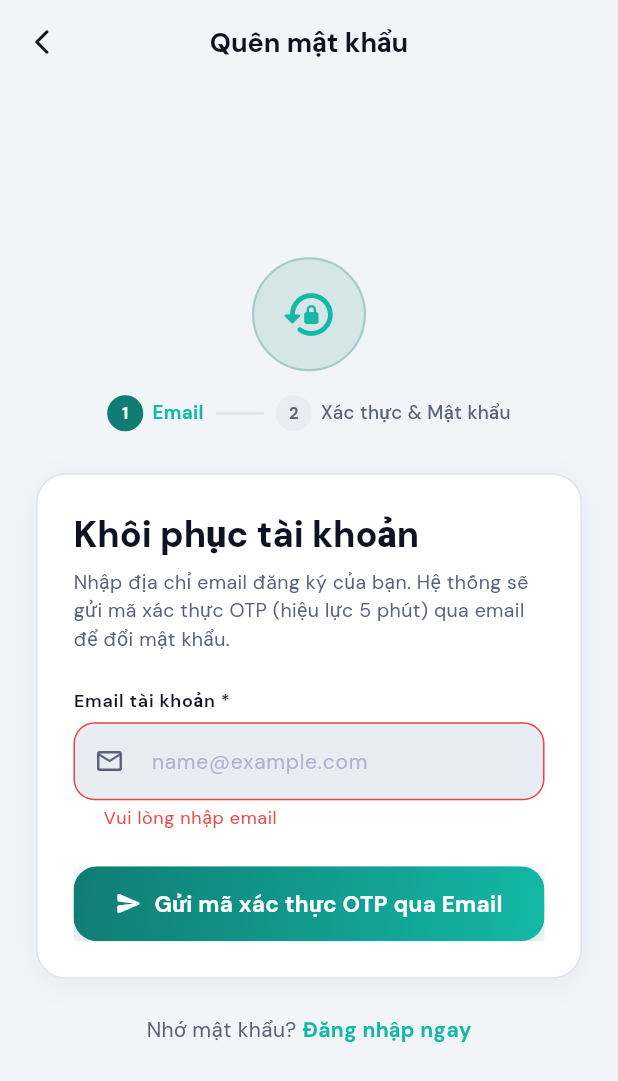
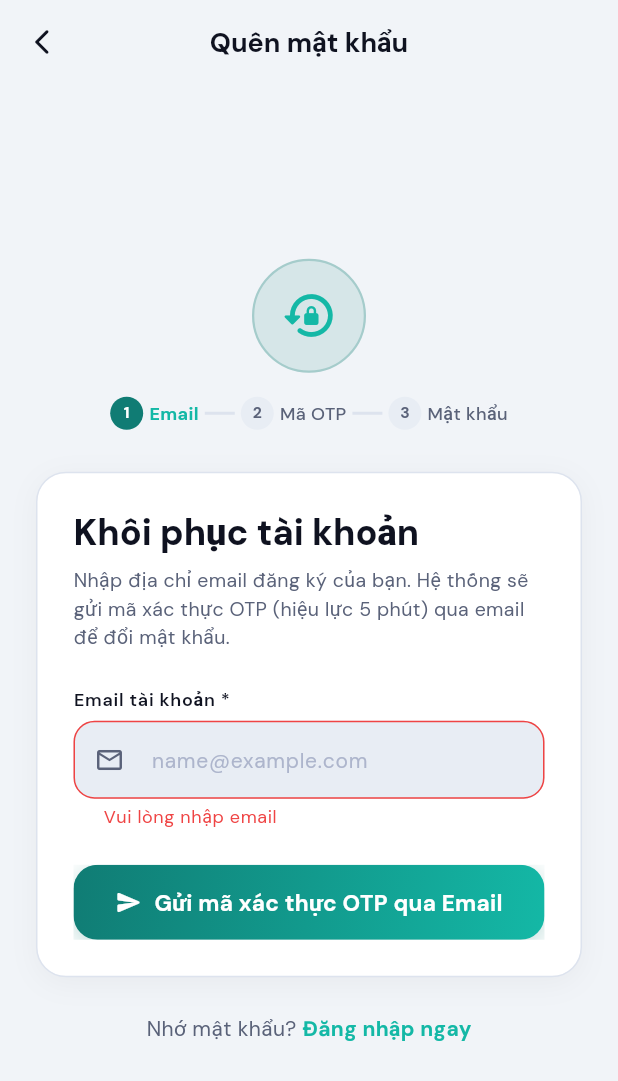
Before and after one commit to duc-long/Vehica, a Flutter app: the ForgotPasswordPage screen opened by its route, after a tap on "Gửi mã xác thực OTP qua Email", after a tap on the "arrow back ios new" icon, on a phone screen of 412 x 824 dp. Shown: the top 1081 px of the screen. Run offline on Flutter 3.47's test engine with Material 3 defaults, Android fonts, the phone set to English and light mode, and no system bars; our stand-ins replace cached_network_image, dio, flutter_riverpod, flutter_secure_storage, go_router, google_fonts and 1 more; accounts and stored records are empty.

Commit message:
[CE191198] [Auth/Fix] fix: Implement dedicated 3-step OTP verification flow with /verify-otp API and stabilize router state

```diff
--- a/mobile/lib/core/constants/api_endpoints.dart
+++ b/mobile/lib/core/constants/api_endpoints.dart
@@ -3,6 +3,7 @@ class ApiEndpoints {
   static const String register = '/auth/register';
   static const String login = '/auth/login';
   static const String forgotPassword = '/auth/forgot-password';
+  static const String verifyOtp = '/auth/verify-otp';
   static const String resetPassword = '/auth/reset-password';
 
   // Profile
--- a/mobile/lib/features/auth/data/datasources/auth_remote_data_source.dart
+++ b/mobile/lib/features/auth/data/datasources/auth_remote_data_source.dart
@@ -69,6 +69,13 @@ class AuthRemoteDataSource {
     return response['data'] as Map<String, dynamic>;
   }
 
+  Future<void> verifyOtp({required String email, required String otp}) async {
+    await apiClient.post(
+      ApiEndpoints.verifyOtp,
+      data: {'email': email, 'otp': otp},
+    );
+  }
+
   Future<void> resetPassword({
     required String email,
     required String otp,
--- a/mobile/lib/features/auth/data/repositories/auth_repository_impl.dart
+++ b/mobile/lib/features/auth/data/repositories/auth_repository_impl.dart
@@ -90,6 +90,14 @@ class AuthRepositoryImpl implements AuthRepository {
   }
 
   @override
+  Future<void> verifyOtp({
+    required String email,
+    required String otp,
+  }) async {
+    await remoteDataSource.verifyOtp(email: email, otp: otp);
+  }
+
+  @override
   Future<void> resetPassword({
     required String email,
     required String otp,
--- a/mobile/lib/features/auth/domain/repositories/auth_repository.dart
+++ b/mobile/lib/features/auth/domain/repositories/auth_repository.dart
@@ -15,6 +15,7 @@ abstract class AuthRepository {
     String? avatarUrl,
   });
   Future<Map<String, dynamic>> forgotPassword(String email);
+  Future<void> verifyOtp({required String email, required String otp});
   Future<void> resetPassword({
     required String email,
     required String otp,
--- a/mobile/lib/features/auth/presentation/pages/forgot_password_page.dart
+++ b/mobile/lib/features/auth/presentation/pages/forgot_password_page.dart
@@ -27,12 +27,14 @@ class ForgotPasswordPage extends ConsumerStatefulWidget {
 }
 
 class _ForgotPasswordPageState extends ConsumerState<ForgotPasswordPage> {
-  int _currentStep = 1; // 1: Enter email, 2: Enter OTP & new password
+  // 1: Enter email & request OTP, 2: Check & verify OTP, 3: Set new password
+  int _currentStep = 1;
   int _cooldownSeconds = 0;
   Timer? _countdownTimer;
 
   final _step1FormKey = GlobalKey<FormState>();
   final _step2FormKey = GlobalKey<FormState>();
+  final _step3FormKey = GlobalKey<FormState>();
 
   late final TextEditingController _emailController;
   final _otpController = TextEditingController();
@@ -77,6 +79,7 @@ class _ForgotPasswordPageState extends ConsumerState<ForgotPasswordPage> {
     });
   }
 
+  // ── Step 1 Action: Request OTP ─────────────────────────────────────────────
   Future<void> _handleRequestOtp() async {
     if (!_step1FormKey.currentState!.validate()) return;
 
@@ -93,7 +96,7 @@ class _ForgotPasswordPageState extends ConsumerState<ForgotPasswordPage> {
       _startCountdown(60);
 
       VehicaFeedback.showSuccess(
-        'Mã OTP 6 chữ số đã được gửi tới $email',
+        'Mã OTP 6 chữ số đã được gửi qua email đến $email',
         title: 'Gửi mã thành công',
       );
     } else {
@@ -103,8 +106,38 @@ class _ForgotPasswordPageState extends ConsumerState<ForgotPasswordPage> {
     }
   }
 
+  // ── Step 2 Action: Check & Verify OTP ──────────────────────────────────────
+  Future<void> _handleVerifyOtp() async {
+    if (!_step2FormKey.currentState!.validate()) return;
+
+    final email = _emailController.text.trim();
+    final otp = _otpController.text.trim();
+
+    final success = await ref.read(authControllerProvider.notifier).verifyOtp(
+          email: email,
+          otp: otp,
+        );
+    if (!mounted) return;
+
+    final authState = ref.read(authControllerProvider);
+    if (success) {
+      setState(() {
+        _currentStep = 3;
+      });
+      VehicaFeedback.showSuccess(
+        'Mã OTP hợp lệ! Hãy thiết lập mật khẩu mới.',
+        title: 'Xác thực thành công',
+      );
+    } else {
+      final errorMsg = authState.errorMessage ??
+          'Mã xác thực OTP không chính xác hoặc đã hết hiệu lực. Vui lòng thử lại.';
+      VehicaFeedback.showError(errorMsg, title: 'Lỗi xác thực OTP');
+    }
+  }
+
+  // ── Step 3 Action: Reset & Set New Password ─────────────────────────────────
   Future<void> _handleResetPassword() async {
-    if (!_step2FormKey.currentState!.validate()) return;
+    if (!_step3FormKey.currentState!.validate()) return;
 
     if (_newPasswordController.text != _confirmPasswordController.text) {
       VehicaFeedback.showError('Mật khẩu xác nhận không khớp. Vui lòng kiểm tra lại.');
@@ -150,6 +183,25 @@ class _ForgotPasswordPageState extends ConsumerState<ForgotPasswordPage> {
     final theme = Theme.of(context);
     final isLoggedIn = authState.isAuthenticated;
 
+    String appBarTitle;
+    if (isLoggedIn) {
+      if (_currentStep == 1) {
+        appBarTitle = 'Đổi mật khẩu';
+      } else if (_currentStep == 2) {
+        appBarTitle = 'Xác thực OTP';
+      } else {
+        appBarTitle = 'Mật khẩu mới';
+      }
+    } else {
+      if (_currentStep == 1) {
+        appBarTitle = 'Quên mật khẩu';
+      } else if (_currentStep == 2) {
+        appBarTitle = 'Xác thực OTP';
+      } else {
+        appBarTitle = 'Đặt lại mật khẩu';
+      }
+    }
+
     return Scaffold(
       backgroundColor: isDark ? AppColors.backgroundDark : AppColors.backgroundLight,
       appBar: AppBar(
@@ -162,7 +214,9 @@ class _ForgotPasswordPageState extends ConsumerState<ForgotPasswordPage> {
             size: 20,
           ),
           onPressed: () {
-            if (_currentStep == 2) {
+            if (_currentStep == 3) {
+              setState(() => _currentStep = 2);
+            } else if (_currentStep == 2) {
               setState(() => _currentStep = 1);
             } else {
               context.pop();
@@ -170,9 +224,7 @@ class _ForgotPasswordPageState extends ConsumerState<ForgotPasswordPage> {
           },
         ),
         title: Text(
-          isLoggedIn
-              ? (_currentStep == 1 ? 'Đổi mật khẩu' : 'Xác thực & Mật khẩu mới')
-              : (_currentStep == 1 ? 'Quên mật khẩu' : 'Đặt lại mật khẩu'),
+          appBarTitle,
           style: TextStyle(
             fontSize: 18,
             fontWeight: FontWeight.w700,
@@ -191,7 +243,7 @@ class _ForgotPasswordPageState extends ConsumerState<ForgotPasswordPage> {
                 children: [
                   const SizedBox(height: 12),
 
-                  // Header Icon & Step indicator
+                  // Header Icon & Step indicator (3 steps)
                   _HeaderSection(currentStep: _currentStep),
                   const SizedBox(height: 28),
 
@@ -212,9 +264,7 @@ class _ForgotPasswordPageState extends ConsumerState<ForgotPasswordPage> {
                       ],
                     ),
                     padding: const EdgeInsets.all(24),
-                    child: _currentStep == 1
-                        ? _buildStep1Form(authState, theme, isDark, isLoggedIn)
-                        : _buildStep2Form(authState, theme, isDark),
+                    child: _buildCurrentStepForm(authState, theme, isDark, isLoggedIn),
                   ),
 
                   const SizedBox(height: 24),
@@ -252,6 +302,18 @@ class _ForgotPasswordPageState extends ConsumerState<ForgotPasswordPage> {
         ),
       ),
     );
+  }
+
+  Widget _buildCurrentStepForm(AuthState authState, ThemeData theme, bool isDark, bool isLoggedIn) {
+    switch (_currentStep) {
+      case 1:
+        return _buildStep1Form(authState, theme, isDark, isLoggedIn);
+      case 2:
+        return _buildStep2Form(authState, theme, isDark, isLoggedIn);
+      case 3:
+      default:
+        return _buildStep3Form(authState, theme, isDark, isLoggedIn);
+    }
   }
 
   // ── Step 1: Enter Email ───────────────────────────────────────────────────────
@@ -331,16 +393,15 @@ class _ForgotPasswordPageState extends ConsumerState<ForgotPasswordPage> {
     );
   }
 
-  // ── Step 2: Enter OTP & Set new password ─────────────────────────────────────
-  Widget _buildStep2Form(AuthState authState, ThemeData theme, bool isDark) {
-    final isLoggedIn = authState.isAuthenticated;
+  // ── Step 2: Check & Verify OTP Code ──────────────────────────────────────────
+  Widget _buildStep2Form(AuthState authState, ThemeData theme, bool isDark, bool isLoggedIn) {
     return Form(
       key: _step2FormKey,
       child: Column(
         crossAxisAlignment: CrossAxisAlignment.stretch,
         children: [
           Text(
-            isLoggedIn ? 'Xác thực OTP & Mật khẩu mới' : 'Nhập mã OTP & Mật khẩu mới',
+            'Nhập mã xác thực OTP',
             style: theme.textTheme.headlineSmall?.copyWith(
               fontWeight: FontWeight.w800,
               color: isDark ? Colors.white : AppColors.textPrimary,
@@ -430,8 +491,9 @@ class _ForgotPasswordPageState extends ConsumerState<ForgotPasswordPage> {
             hint: 'Nhập mã 6 chữ số',
             controller: _otpController,
             keyboardType: TextInputType.number,
-            textInputAction: TextInputAction.next,
+            textInputAction: TextInputAction.done,
             prefixIcon: Icons.security_rounded,
+            onFieldSubmitted: (_) => _handleVerifyOtp(),
             validator: (value) {
               if (value == null || value.trim().isEmpty) {
                 return 'Vui lòng nhập mã OTP';
@@ -442,44 +504,13 @@ class _ForgotPasswordPageState extends ConsumerState<ForgotPasswordPage> {
               return null;
             },
           ),
-          const SizedBox(height: 14),
-
-          VehicaTextField(
-            label: 'Mật khẩu mới *',
-            hint: 'Tối thiểu 8 ký tự',
-            controller: _newPasswordController,
-            isPassword: true,
-            textInputAction: TextInputAction.next,
-            prefixIcon: Icons.lock_reset_rounded,
-            validator: VehicaValidators.validatePassword,
-          ),
-          const SizedBox(height: 14),
-
-          VehicaTextField(
-            label: 'Xác nhận mật khẩu mới *',
-            hint: 'Nhập lại mật khẩu mới',
-            controller: _confirmPasswordController,
-            isPassword: true,
-            textInputAction: TextInputAction.done,
-            prefixIcon: Icons.lock_outline_rounded,
-            onFieldSubmitted: (_) => _handleResetPassword(),
-            validator: (value) {
-              if (value == null || value.isEmpty) {
-                return 'Vui lòng xác nhận mật khẩu';
-              }
-              if (value != _newPasswordController.text) {
-                return 'Mật khẩu xác nhận không khớp';
-              }
-              return null;
-            },
-          ),
           const SizedBox(height: 24),
 
           VehicaButton(
-            text: isLoggedIn ? 'Cập nhật mật khẩu mới' : 'Đặt lại mật khẩu',
+            text: 'Xác thực mã OTP',
             isLoading: authState.isLoading,
-            icon: Icons.check_circle_outline_rounded,
-            onPressed: _handleResetPassword,
+            icon: Icons.verified_user_rounded,
+            onPressed: _handleVerifyOtp,
           ),
           const SizedBox(height: 14),
 
@@ -528,6 +559,88 @@ class _ForgotPasswordPageState extends ConsumerState<ForgotPasswordPage> {
       ),
     );
   }
+
+  // ── Step 3: Set New Password ────────────────────────────────────────────────
+  Widget _buildStep3Form(AuthState authState, ThemeData theme, bool isDark, bool isLoggedIn) {
+    return Form(
+      key: _step3FormKey,
+      child: Column(
+        crossAxisAlignment: CrossAxisAlignment.stretch,
+        children: [
+          Text(
+            isLoggedIn ? 'Thiết lập mật khẩu mới' : 'Đặt lại mật khẩu',
+            style: theme.textTheme.headlineSmall?.copyWith(
+              fontWeight: FontWeight.w800,
+              color: isDark ? Colors.white : AppColors.textPrimary,
+            ),
+          ),
+          const SizedBox(height: 6),
+          Text(
+            'Nhập mật khẩu mới an toàn cho tài khoản ${_emailController.text.trim()}',
+            style: TextStyle(
+              color: isDark ? AppColors.textSecondaryDark : AppColors.textSecondary,
+              fontSize: 13,
+              height: 1.45,
+            ),
+          ),
+          const SizedBox(height: 20),
+
+          // Error banner
+          if (authState.status == AuthStatus.error && authState.errorMessage != null) ...[
+            _ErrorBanner(message: authState.errorMessage!),
+            const SizedBox(height: 16),
+          ],
+
+          VehicaTextField(
+            label: 'Mật khẩu mới *',
+            hint: 'Tối thiểu 8 ký tự',
+            controller: _newPasswordController,
+            isPassword: true,
+            textInputAction: TextInputAction.next,
+            prefixIcon: Icons.lock_reset_rounded,
+            validator: VehicaValidators.validatePassword,
+          ),
+          const SizedBox(height: 14),
+
+          VehicaTextField(
+            label: 'Xác nhận mật khẩu mới *',
+            hint: 'Nhập lại mật khẩu mới',
+            controller: _confirmPasswordController,
+            isPassword: true,
+            textInputAction: TextInputAction.done,
+            prefixIcon: Icons.lock_outline_rounded,
+            onFieldSubmitted: (_) => _handleResetPassword(),
+            validator: (value) {
+              if (value == null || value.isEmpty) {
+                return 'Vui lòng xác nhận mật khẩu';
+              }
+              if (value != _newPasswordController.text) {
+                return 'Mật khẩu xác nhận không khớp';
+              }
+              return null;
+            },
+          ),
+          const SizedBox(height: 24),
+
+          VehicaButton(
+            text: isLoggedIn ? 'Cập nhật mật khẩu mới' : 'Đặt lại mật khẩu',
+            isLoading: authState.isLoading,
+            icon: Icons.check_circle_outline_rounded,
+            onPressed: _handleResetPassword,
+          ),
+          const SizedBox(height: 14),
+
+          Center(
+            child: TextButton.icon(
+              onPressed: () => setState(() => _currentStep = 2),
+              icon: const Icon(Icons.arrow_back_rounded, size: 16),
+              label: const Text('Quay lại bước nhập OTP', style: TextStyle(fontSize: 13)),
+            ),
+          ),
+        ],
+      ),
+    );
+  }
 }
 
 class _HeaderSection extends StatelessWidget {
@@ -537,6 +650,15 @@ class _HeaderSection extends StatelessWidget {
 
   @override
   Widget build(BuildContext context) {
+    IconData icon;
+    if (currentStep == 1) {
+      icon = Icons.lock_reset_rounded;
+    } else if (currentStep == 2) {
+      icon = Icons.pin_outlined;
+    } else {
+      icon = Icons.shield_outlined;
+    }
+
     return Column(
       children: [
         Container(
@@ -548,25 +670,32 @@ class _HeaderSection extends StatelessWidget {
             border: Border.all(color: AppColors.primary.withValues(alpha: 0.25), width: 1.5),
           ),
           child: Icon(
-            currentStep == 1 ? Icons.lock_reset_rounded : Icons.shield_outlined,
+            icon,
             size: 38,
             color: AppColors.primaryLight,
           ),
         ),
         const SizedBox(height: 16),
 
-        // Step indicator pills
+        // Step indicator pills (3 steps)
         Row(
           mainAxisAlignment: MainAxisAlignment.center,
           children: [
             _StepPill(step: 1, label: 'Email', isActive: currentStep >= 1, isCurrent: currentStep == 1),
             Container(
-              width: 32,
+              width: 20,
               height: 2,
               color: currentStep >= 2 ? AppColors.primary : AppColors.borderLight,
-              margin: const EdgeInsets.symmetric(horizontal: 8),
+              margin: const EdgeInsets.symmetric(horizontal: 4),
             ),
-            _StepPill(step: 2, label: 'Xác thực & Mật khẩu', isActive: currentStep >= 2, isCurrent: currentStep == 2),
+            _StepPill(step: 2, label: 'Mã OTP', isActive: currentStep >= 2, isCurrent: currentStep == 2),
+            Container(
+              width: 20,
+              height: 2,
+              color: currentStep >= 3 ? AppColors.primary : AppColors.borderLight,
+              margin: const EdgeInsets.symmetric(horizontal: 4),
+            ),
+            _StepPill(step: 3, label: 'Mật khẩu', isActive: currentStep >= 3, isCurrent: currentStep == 3),
           ],
         ),
       ],
@@ -593,22 +722,22 @@ class _StepPill extends StatelessWidget {
       mainAxisSize: MainAxisSize.min,
       children: [
         CircleAvatar(
-          radius: 12,
+          radius: 11,
           backgroundColor: isActive ? AppColors.primary : AppColors.surfaceVariantLight,
           child: Text(
             '$step',
             style: TextStyle(
-              fontSize: 11,
+              fontSize: 10.5,
               fontWeight: FontWeight.w700,
               color: isActive ? Colors.white : AppColors.textSecondary,
             ),
           ),
         ),
-        const SizedBox(width: 6),
+        const SizedBox(width: 4),
         Text(
           label,
           style: TextStyle(
-            fontSize: 12.5,
+            fontSize: 12,
             fontWeight: isCurrent ? FontWeight.w700 : FontWeight.w500,
             color: isActive ? AppColors.primaryLight : AppColors.textSecondary,
           ),
```
Also changed, not shown: mobile/lib/app/router/app_router.dart (+27 -3 lines), mobile/lib/features/auth/presentation/controllers/auth_controller.dart (+23 -0 lines), 3 other files.
